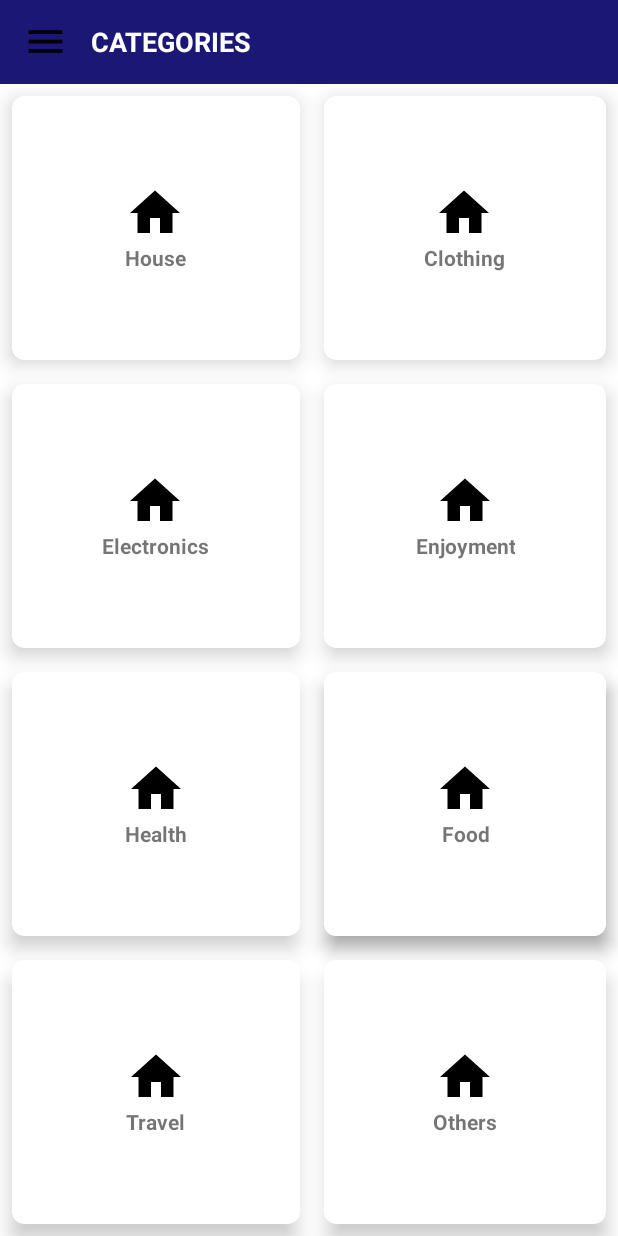
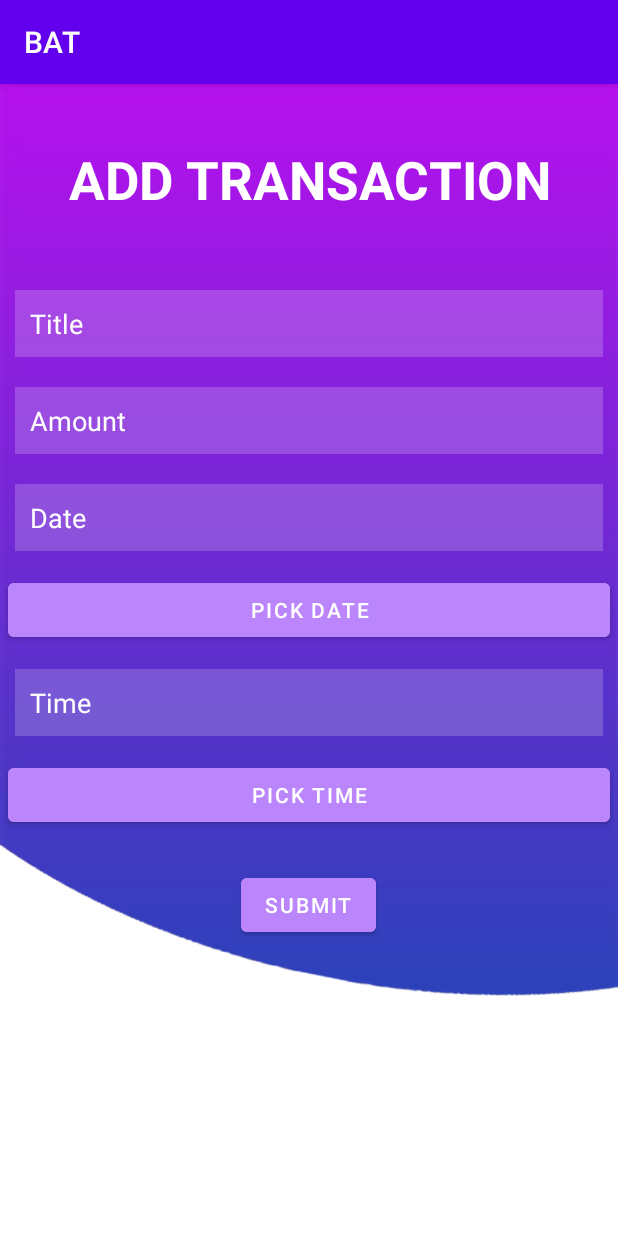
Before and after one commit to manishshingre/bat-budget-analyze-tracker, an Android app: the screen it shows after launch (category_page before the commit, manual_house after it), on a phone screen of 412 x 824 dp. Run offline under Robolectric (Android 15) with nearby library versions, the phone set to English and light mode, and no system bars.

Commit message:
Add Transaction Page

```diff
--- a/app/src/main/AndroidManifest.xml
+++ b/app/src/main/AndroidManifest.xml
@@ -28,7 +28,7 @@
         </activity>
 
         <activity
-            android:name=".category_page"
+            android:name=".manual_house"
             android:exported="true" >
             <intent-filter>
                 <action android:name="android.intent.action.MAIN" />
--- /dev/null
+++ b/app/src/main/java/com/example/bat/manual_house.java
@@ -0,0 +1,95 @@
+package com.example.bat;
+
+import android.app.DatePickerDialog;
+import android.app.TimePickerDialog;
+import android.os.Bundle;
+import android.view.View;
+import android.widget.Button;
+import android.widget.DatePicker;
+import android.widget.TextView;
+import android.widget.TimePicker;
+
+import androidx.appcompat.app.AppCompatActivity;
+
+import java.util.Calendar;
+
+public class manual_house extends AppCompatActivity {
+
+    TextView h_txtDate,h_txtTime;
+    Button h_btnDate, h_btnTime;
+
+
+
+    @Override
+    protected void onCreate(Bundle savedInstanceState) {
+        super.onCreate(savedInstanceState);
+        setContentView(R.layout.manual_house);
+
+        h_txtDate = (TextView) findViewById(R.id.h_when);
+        h_txtTime = (TextView) findViewById(R.id.h_time);
+        h_btnDate = (Button) findViewById(R.id.sub_date);
+        h_btnTime = (Button) findViewById(R.id.sub_time);
+
+
+
+        h_btnTime.setOnClickListener(new View.OnClickListener() {
+            @Override
+            public void onClick(View view) {
+                setTime();
+            }
+        });
+
+        h_btnDate.setOnClickListener(new View.OnClickListener() {
+            @Override
+            public void onClick(View view) {
+                setDate();
+            }
+        });
+
+}
+
+    private void setDate(){
+
+        Calendar calendar= Calendar.getInstance();
+        int year= calendar.get(Calendar.YEAR);
+        int month= calendar.get(Calendar.MONTH);
+        int date= calendar.get(Calendar.DATE);
+
+        DatePickerDialog datePickerDialog = new DatePickerDialog(this, new DatePickerDialog.OnDateSetListener() {
+            @Override
+            public void onDateSet(DatePicker datePicker, int i, int i1, int i2) {
+
+                String showDate = i2+" /"+(i1+1)+" /"+i;
+                h_txtDate.setText(showDate);
+
+            }
+        },year, month, date);
+
+        datePickerDialog.show();
+
+}
+
+    private void setTime(){
+
+        Calendar calendar= Calendar.getInstance();
+        int hour= calendar.get(Calendar.HOUR);
+        int min= calendar.get(Calendar.MINUTE);
+
+        TimePickerDialog timePickerDialog = new TimePickerDialog(this, new TimePickerDialog.OnTimeSetListener() {
+            @Override
+            public void onTimeSet(TimePicker timePicker, int hr, int min) {
+                String showTime = hr+" :"+ min;
+                h_txtTime.setText(showTime);
+
+            }
+        }, hour, min, true);
+        timePickerDialog.show();
+
+
+
+
+
+}
+
+
+}
--- a/app/src/main/res/layout/manual_house.xml
+++ b/app/src/main/res/layout/manual_house.xml
@@ -11,7 +11,7 @@
     <TextView
         android:layout_width="match_parent"
         android:layout_height="wrap_content"
-        android:id="@+id/addtran"
+        android:id="@+id/addtranhouse"
         android:text="ADD TRANSACTION"
         android:textColor="@color/white"
         android:textSize="35sp"
@@ -23,7 +23,7 @@
         android:layout_width="match_parent"
         android:layout_height="wrap_content"
         android:id="@+id/h_title"
-        android:layout_below="@id/addtran"
+        android:layout_below="@id/addtranhouse"
         android:background="#30ffffff"
         android:hint="Title"
         android:inputType="text"
@@ -49,12 +49,39 @@
         android:drawablePadding="20dp"/>
 
     <EditText
+        android:id="@+id/h_when"
         android:layout_width="match_parent"
         android:layout_height="wrap_content"
-        android:id="@+id/h_when"
         android:layout_below="@id/h_amount"
+        android:layout_marginStart="10dp"
+        android:layout_marginTop="10dp"
+        android:layout_marginEnd="10dp"
+        android:layout_marginBottom="10dp"
+        android:autofillHints="Transaction_performed"
         android:background="#30ffffff"
-        android:hint="Transaction Performerd"
+        android:drawablePadding="20dp"
+        android:hint="Date"
+        android:padding="10dp"
+        android:textColor="@color/white"
+        android:textColorHint="@color/white" />
+
+    <Button
+        android:layout_width="match_parent"
+        android:layout_height="wrap_content"
+        android:id="@+id/sub_date"
+        android:layout_below="@id/h_when"
+        android:text="Pick Date"
+        android:layout_centerHorizontal="true"
+        android:backgroundTint="@color/purple_200"
+        android:layout_margin="5dp"/>
+
+    <EditText
+        android:layout_width="match_parent"
+        android:layout_height="wrap_content"
+        android:id="@+id/h_time"
+        android:layout_below="@id/sub_date"
+        android:background="#30ffffff"
+        android:hint="Time "
         android:autofillHints="Transaction_performed"
         android:textColorHint="@color/white"
         android:textColor="@color/white"
@@ -64,10 +91,20 @@
 
 
     <Button
+        android:layout_width="match_parent"
+        android:layout_height="wrap_content"
+        android:id="@+id/sub_time"
+        android:layout_below="@id/h_time"
+        android:text="Pick Time"
+        android:layout_centerHorizontal="true"
+        android:backgroundTint="@color/purple_200"
+        android:layout_margin="5dp"/>
+
+    <Button
         android:layout_width="wrap_content"
         android:layout_height="wrap_content"
         android:id="@+id/submit"
-        android:layout_below="@id/h_when"
+        android:layout_below="@id/sub_time"
         android:text="@string/submit"
         android:layout_centerHorizontal="true"
         android:backgroundTint="@color/purple_200"
```
